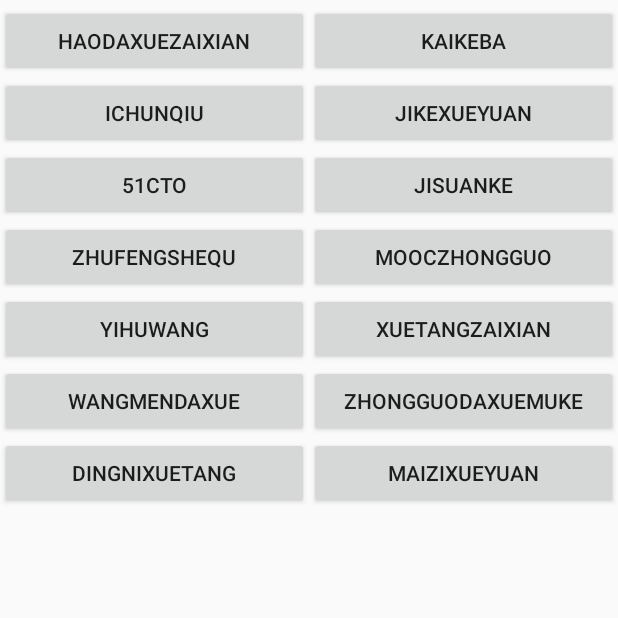
After one commit to henrygao1998/Wordpad, an Android app: the fragment EducationFirstFragment shown on its own in the app's theme, on a phone screen of 412 x 824 dp, the top half of it. The commit adds this screen. Run offline under Robolectric (Android 15) with nearby library versions, the phone set to English and light mode, and no system bars.

Commit message:
添加“教育”menu里按钮

```diff
--- a/app/src/main/AndroidManifest.xml
+++ b/app/src/main/AndroidManifest.xml
@@ -13,7 +13,7 @@
         android:theme="@style/AppTheme"
         android:usesCleartextTraffic="true">
         <activity android:name=".MainActivity" />
-        <activity android:name=".News" />
+        <activity android:name=".Education" />
         <activity android:name=".Personal" />
         <activity android:name=".Edit" />
         <activity android:name=".Delete" />
--- /dev/null
+++ b/app/src/main/java/com/henry/wordpad/EducationFirstFragment.java
@@ -0,0 +1,189 @@
+package com.henry.wordpad;
+
+
+import android.content.Intent;
+import android.net.Uri;
+import android.os.Bundle;
+import android.support.annotation.Nullable;
+import android.support.v4.app.Fragment;
+import android.view.LayoutInflater;
+import android.view.View;
+import android.view.ViewGroup;
+import android.widget.Button;
+import android.widget.Toast;
+
+
+public class EducationFirstFragment extends Fragment {
+    Button btn1;
+    Button btn2;
+    Button btn3;
+    Button btn4;
+    Button btn5;
+    Button btn6;
+    Button btn7;
+    Button btn8;
+    Button btn9;
+    Button btn10;
+    Button btn11;
+    Button btn12;
+    Button btn13;
+    Button btn14;
+    Button btn15;
+
+    public EducationFirstFragment() {
+        // Required empty public constructor
+    }
+
+
+    @Override
+    public View onCreateView(LayoutInflater inflater, ViewGroup container,
+                             Bundle savedInstanceState) {
+        // Inflate the layout for this fragment
+        return inflater.inflate(R.layout.fragment_educationfirst, container, false);
+    }
+
+    @Override
+    public void onActivityCreated(@Nullable Bundle savedInstanceState) {
+        super.onActivityCreated(savedInstanceState);
+        Button btn1 = getActivity().findViewById(R.id.btn_edu_d1);
+        Button btn2 = getActivity().findViewById(R.id.btn_edu_d2);
+        Button btn3 = getActivity().findViewById(R.id.btn_edu_d3);
+        Button btn4 = getActivity().findViewById(R.id.btn_edu_d4);
+        Button btn5 = getActivity().findViewById(R.id.btn_edu_d5);
+        Button btn6 = getActivity().findViewById(R.id.btn_edu_d6);
+        Button btn7 = getActivity().findViewById(R.id.btn_edu_d7);
+        Button btn8 = getActivity().findViewById(R.id.btn_edu_d8);
+        Button btn9 = getActivity().findViewById(R.id.btn_edu_d9);
+        Button btn10 = getActivity().findViewById(R.id.btn_edu_d10);
+        Button btn11 = getActivity().findViewById(R.id.btn_edu_d11);
+        Button btn12 = getActivity().findViewById(R.id.btn_edu_d12);
+        Button btn13 = getActivity().findViewById(R.id.btn_edu_d13);
+        Button btn14 = getActivity().findViewById(R.id.btn_edu_d14);
+
+        btn1.setOnClickListener(new View.OnClickListener() {
+            @Override
+            public void onClick(View v) {
+                Uri uri = Uri.parse("http://www.cnmooc.org/portal/frontCourseIndex/course.mooc");
+                Intent intent = new Intent(Intent.ACTION_VIEW,uri);
+                startActivity(intent);
+            }
+        });
+
+        btn2.setOnClickListener(new View.OnClickListener() {
+            @Override
+            public void onClick(View v) {
+                Uri uri = Uri.parse("http://www.ichunqiu.com/");
+                Intent intent = new Intent(Intent.ACTION_VIEW,uri);
+                startActivity(intent);
+            }
+        });
+
+        btn3.setOnClickListener(new View.OnClickListener() {
+            @Override
+            public void onClick(View v) {
+                Uri uri = Uri.parse("http://www.51cto.com/");
+                Intent intent = new Intent(Intent.ACTION_VIEW,uri);
+                startActivity(intent);
+            }
+        });
+
+        btn4.setOnClickListener(new View.OnClickListener() {
+            @Override
+            public void onClick(View v) {
+                Uri uri = Uri.parse("http://www.zf3d.com/");
+                Intent intent = new Intent(Intent.ACTION_VIEW,uri);
+                startActivity(intent);
+            }
+        });
+
+        btn5.setOnClickListener(new View.OnClickListener() {
+            @Override
+            public void onClick(View v) {
+                Uri uri = Uri.parse("http://www.yiihuu.com/");
+                Intent intent = new Intent(Intent.ACTION_VIEW,uri);
+                startActivity(intent);
+            }
+        });
+
+        btn6.setOnClickListener(new View.OnClickListener() {
+            @Override
+            public void onClick(View v) {
+                Uri uri = Uri.parse("http://www.wanmen.org/#/");
+                Intent intent = new Intent(Intent.ACTION_VIEW,uri);
+                startActivity(intent);
+            }
+        });
+        btn7.setOnClickListener(new View.OnClickListener() {
+            @Override
+            public void onClick(View v) {
+                Uri uri = Uri.parse("http://www.topu.com/");
+                Intent intent = new Intent(Intent.ACTION_VIEW,uri);
+                startActivity(intent);
+            }
+        });
+
+        btn8.setOnClickListener(new View.OnClickListener() {
+            @Override
+            public void onClick(View v) {
+                Uri uri = Uri.parse("http://www.kaikeba.com/");
+                Intent intent = new Intent(Intent.ACTION_VIEW,uri);
+                startActivity(intent);
+            }
+        });
+
+        btn9.setOnClickListener(new View.OnClickListener() {
+            @Override
+            public void onClick(View v) {
+                Uri uri = Uri.parse("http://www.jikexueyuan.com/");
+                Intent intent = new Intent(Intent.ACTION_VIEW,uri);
+                startActivity(intent);
+            }
+        });
+        btn10.setOnClickListener(new View.OnClickListener() {
+            @Override
+            public void onClick(View v) {
+                Uri uri = Uri.parse("https://www.jisuanke.com/course");
+                Intent intent = new Intent(Intent.ACTION_VIEW,uri);
+                startActivity(intent);
+            }
+        });
+
+        btn11.setOnClickListener(new View.OnClickListener() {
+            @Override
+            public void onClick(View v) {
+                Uri uri = Uri.parse("http://www.mooc.cn/");
+                Intent intent = new Intent(Intent.ACTION_VIEW,uri);
+                startActivity(intent);
+            }
+        });
+
+        btn12.setOnClickListener(new View.OnClickListener() {
+            @Override
+            public void onClick(View v) {
+                Uri uri = Uri.parse("http://www.xuetangx.com/");
+                Intent intent = new Intent(Intent.ACTION_VIEW,uri);
+                startActivity(intent);
+            }
+        });
+
+        btn13.setOnClickListener(new View.OnClickListener() {
+            @Override
+            public void onClick(View v) {
+                Uri uri = Uri.parse("http://www.icourse163.org/");
+                Intent intent = new Intent(Intent.ACTION_VIEW,uri);
+                startActivity(intent);
+            }
+        });
+
+        btn14.setOnClickListener(new View.OnClickListener() {
+            @Override
+            public void onClick(View v) {
+                Uri uri = Uri.parse("http://www.maiziedu.com/course/?sgss=pp_06892_zh");
+                Intent intent = new Intent(Intent.ACTION_VIEW,uri);
+                startActivity(intent);
+            }
+        });
+
+
+    }
+}
--- a/app/src/main/java/com/henry/wordpad/StockListActivity.java
+++ b/app/src/main/java/com/henry/wordpad/StockListActivity.java
@@ -5,11 +5,13 @@ import android.app.ListActivity;
 import android.content.Context;
 import android.content.SharedPreferences;
 import android.os.Handler;
+import android.os.Looper;
 import android.os.Message;
 import android.os.Bundle;
 import android.util.Log;
 import android.widget.ArrayAdapter;
 import android.widget.ListAdapter;
+import android.widget.Toast;
 
 import org.jsoup.Jsoup;
 import org.jsoup.nodes.Document;
@@ -117,7 +119,11 @@ public class StockListActivity extends ListActivity implements Runnable {
                 SharedPreferences.Editor edit = sp.edit();
                 edit.putString(DATE_SP_KEY, StockDateStr);
                 edit.commit();
+
+                Looper.prepare();
+                Toast.makeText(getApplicationContext(), "更新时间: + StockDateStr", Toast.LENGTH_LONG).show();
                 Log.i("run","更新日期结束：" + StockDateStr);
+
 
             } catch (IOException e) {
                 e.printStackTrace();
--- a/app/src/main/res/layout/activity_edit.xml
+++ b/app/src/main/res/layout/activity_edit.xml
@@ -18,8 +18,7 @@
             android:id="@+id/btn_return_4"
             android:layout_width="50dp"
             android:layout_height="wrap_content"
-            android:background="@drawable/return_1"
-            android:onClick="OnClick" />
+            android:background="@drawable/return_1" />
 
         <TextView
             android:layout_width="65dp"
--- a/app/src/main/res/layout/activity_personal.xml
+++ b/app/src/main/res/layout/activity_personal.xml
@@ -18,8 +18,7 @@
             android:id="@+id/btn_return_2"
             android:layout_width="50dp"
             android:layout_height="wrap_content"
-            android:background="@drawable/return_1"
-            android:onClick="OnClick"/>
+            android:background="@drawable/return_1" />
 
         <TextView
             android:layout_width="65dp"
--- /dev/null
+++ b/app/src/main/res/layout/fragment_educationfirst.xml
@@ -0,0 +1,114 @@
+<FrameLayout xmlns:android="http://schemas.android.com/apk/res/android"
+    xmlns:tools="http://schemas.android.com/tools"
+    android:layout_width="match_parent"
+    android:layout_height="match_parent"
+    tools:context=".EducationFirstFragment">
+
+    <!-- TODO: Update blank fragment layout -->
+
+    <RelativeLayout
+        android:layout_width="match_parent"
+        android:layout_height="match_parent">
+
+        <LinearLayout
+            android:layout_width="match_parent"
+            android:layout_height="wrap_content"
+            android:orientation="horizontal">
+
+            <LinearLayout
+                android:layout_width="0dp"
+                android:layout_height="wrap_content"
+                android:layout_marginStart="0dp"
+                android:layout_marginLeft="0dp"
+                android:layout_marginTop="3dp"
+                android:layout_weight="1"
+                android:orientation="vertical">
+
+                <Button
+                    android:id="@+id/btn_edu_d1"
+                    android:layout_width="match_parent"
+                    android:layout_height="wrap_content"
+                    android:text="@string/edu_d_1" />
+                <Button
+                    android:id="@+id/btn_edu_d2"
+                    android:layout_width="match_parent"
+                    android:layout_height="wrap_content"
+                    android:text="@string/edu_d_2" />
+                <Button
+                    android:id="@+id/btn_edu_d3"
+                    android:layout_width="match_parent"
+                    android:layout_height="wrap_content"
+                    android:text="@string/edu_d_3" />
+                <Button
+                    android:id="@+id/btn_edu_d4"
+                    android:layout_width="match_parent"
+                    android:layout_height="wrap_content"
+                    android:text="@string/edu_d_4" />
+                <Button
+                    android:id="@+id/btn_edu_d5"
+                    android:layout_width="match_parent"
+                    android:layout_height="wrap_content"
+                    android:text="@string/edu_d_5" />
+                <Button
+                    android:id="@+id/btn_edu_d6"
+                    android:layout_width="match_parent"
+                    android:layout_height="wrap_content"
+                    android:text="@string/edu_d_6" />
+                <Button
+                    android:id="@+id/btn_edu_d7"
+                    android:layout_width="match_parent"
+                    android:layout_height="wrap_content"
+                    android:text="@string/edu_d_7" />
+            </LinearLayout>
+
+
+            <LinearLayout
+                android:layout_width="0dp"
+                android:layout_height="wrap_content"
+                android:layout_marginStart="0dp"
+                android:layout_marginLeft="0dp"
+                android:layout_marginTop="3dp"
+                android:layout_weight="1"
+                android:orientation="vertical">
+
+                <Button
+                    android:id="@+id/btn_edu_d8"
+                    android:layout_width="match_parent"
+                    android:layout_height="wrap_content"
+                    android:text="@string/edu_d_8" />
+
+                <Button
+                    android:id="@+id/btn_edu_d9"
+                    android:layout_width="match_parent"
+                    android:layout_height="wrap_content"
+                    android:text="@string/edu_d_9" />
+                <Button
+                    android:id="@+id/btn_edu_d10"
+                    android:layout_width="match_parent"
+                    android:layout_height="wrap_content"
+                    android:text="@string/edu_d_10" />
+                <Button
+                    android:id="@+id/btn_edu_d11"
+                    android:layout_width="match_parent"
+                    android:layout_height="wrap_content"
+                    android:text="@string/edu_d_11" />
+                <Button
+                    android:id="@+id/btn_edu_d12"
+                    android:layout_width="match_parent"
+                    android:layout_height="wrap_content"
+                    android:text="@string/edu_d_12" />
+                <Button
+                    android:id="@+id/btn_edu_d13"
+                    android:layout_width="match_parent"
+                    android:layout_height="wrap_content"
+                    android:text="@string/edu_d_13" />
+                <Button
+                    android:id="@+id/btn_edu_d14"
+                    android:layout_width="match_parent"
+                    android:layout_height="wrap_content"
+                    android:text="@string/edu_d_14" />
+            </LinearLayout>
+
+        </LinearLayout>
+    </RelativeLayout>
+</FrameLayout>
--- a/app/src/main/res/layout/fragment_newssecond.xml
+++ b/app/src/main/res/layout/fragment_educationsecond.xml
@@ -2,7 +2,7 @@
     xmlns:tools="http://schemas.android.com/tools"
     android:layout_width="match_parent"
     android:layout_height="match_parent"
-    tools:context=".SecondNewsFragment">
+    tools:context=".EducationSecondFragment">
 
     <!-- TODO: Update blank fragment layout -->
     <TextView
--- a/app/src/main/res/menu/drawer.xml
+++ b/app/src/main/res/menu/drawer.xml
@@ -8,7 +8,7 @@
         <item
             android:id="@+id/menu_news"
             android:icon="@drawable/news"
-            android:title="@string/news" />
+            android:title="@string/education" />
         <item
             android:id="@+id/menu_stock"
             android:icon="@drawable/news"
--- a/app/src/main/res/values/strings.xml
+++ b/app/src/main/res/values/strings.xml
@@ -25,4 +25,20 @@
     <string name="game">Game</string>
     <string name="news1">news1</string>
     <string name="news2">News2</string>
+    <string name="education">Educaton</string>
+    <string name="edu_d_1">Haodaxuezaixian</string>
+    <string name="edu_d_2">Ichunqiu</string>
+    <string name="edu_d_3">51CTO</string>
+    <string name="edu_d_4">Zhufengshequ</string>
+    <string name="edu_d_14">Maizixueyuan</string>
+    <string name="edu_d_13">Zhongguodaxuemuke</string>
+    <string name="edu_d_12">Xuetangzaixian</string>
+    <string name="edu_d_11">Mooczhongguo</string>
+    <string name="edu_d_10">Jisuanke</string>
+    <string name="edu_d_9">JIkexueyuan</string>
+    <string name="edu_d_8">Kaikeba</string>
+    <string name="edu_d_7">Dingnixuetang</string>
+    <string name="edu_d_6">Wangmendaxue</string>
+    <string name="edu_d_5">Yihuwang</string>
+
 </resources>
```
Also changed, not shown: app/src/main/java/com/henry/wordpad/Education.java (renamed from app/src/main/java/com/henry/wordpad/News.java, +4 -22 lines), app/src/main/java/com/henry/wordpad/EducationSecondFragment.java (renamed from app/src/main/java/com/henry/wordpad/FirstNewsFragment.java, +3 -4 lines), app/src/main/java/com/henry/wordpad/MainActivity.java (+1 -9 lines), app/src/main/java/com/henry/wordpad/SecondNewsFragment.java (deleted, +0 -25 lines), app/src/main/res/layout/activity_education.xml (renamed from app/src/main/res/layout/activity_news.xml, +3 -5 lines), app/src/main/res/layout/fragment_newsfirst.xml (deleted, +0 -15 lines).
